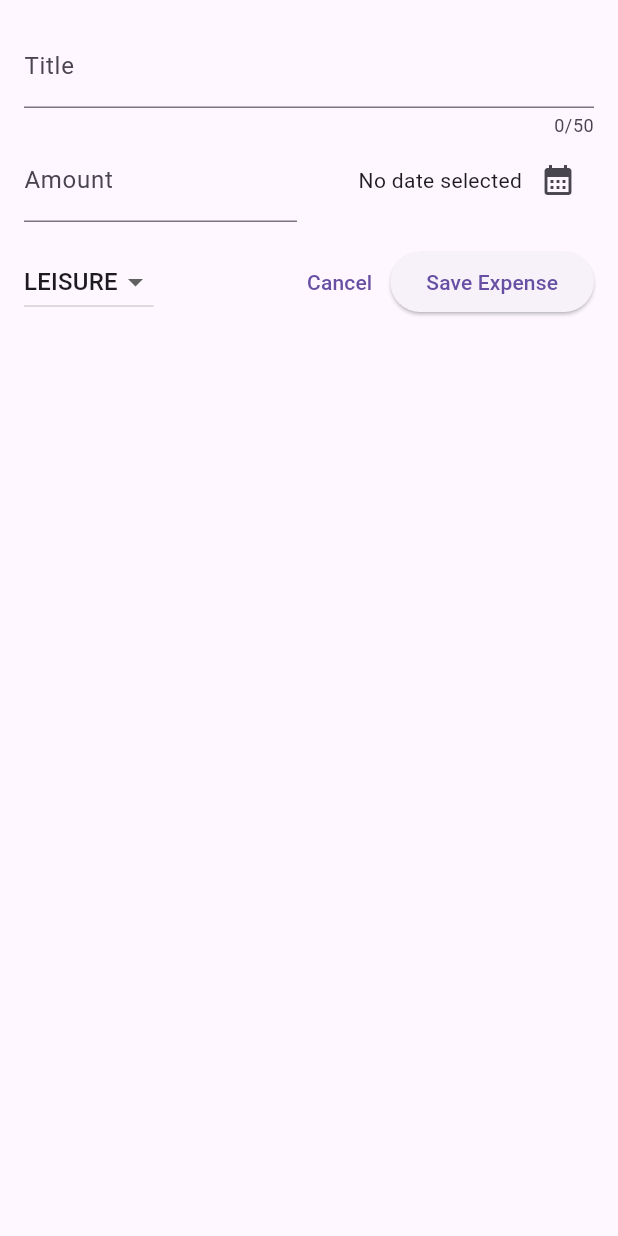
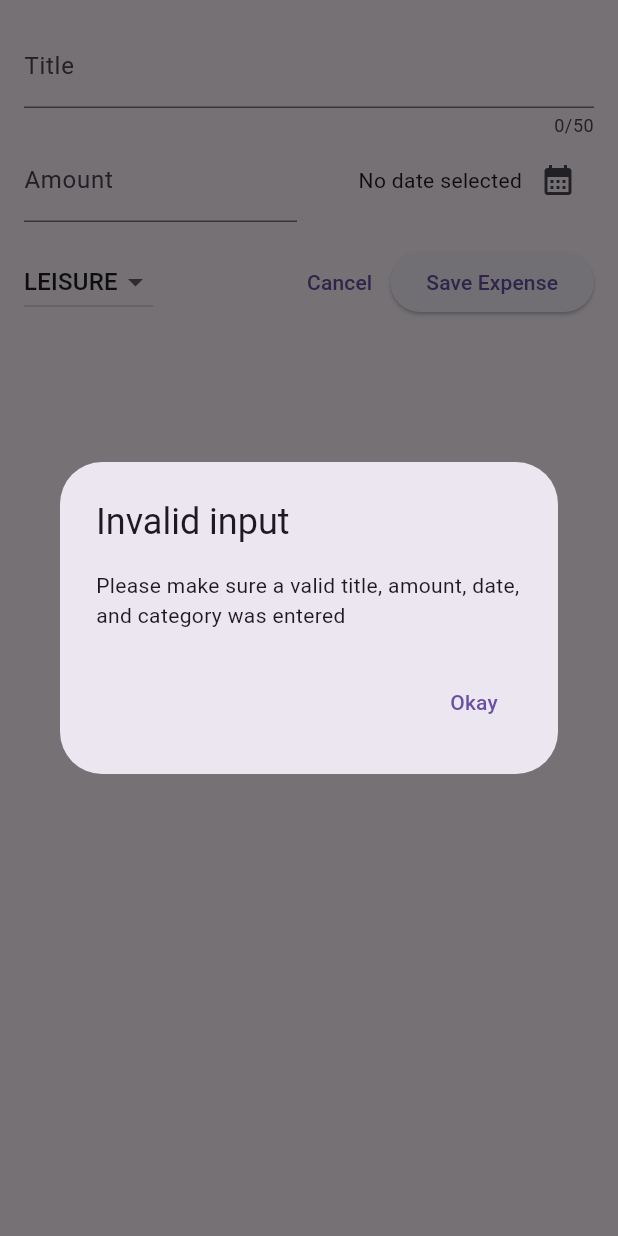
Before and after one commit to Seth-Browning/Web-App-Development-App-3, a Flutter app: the NewExpense widget shown alone on an empty page, opened directly, after a tap on "Save Expense", on a phone screen of 412 x 824 dp. Run offline on Flutter 3.47's test engine with Material 3 defaults, Android fonts, the phone set to English and light mode, and no system bars.

Commit message:
Error dialogue appears if data is invalid.

```diff
--- a/lib/widgets/new_expense.dart
+++ b/lib/widgets/new_expense.dart
@@ -48,8 +48,23 @@ class _NewExpenseState extends State<NewExpense> {
     final enteredAmount = double.tryParse(_amountController.text);
     final amountIsInvalid = enteredAmount == null || enteredAmount <= 0;
 
-    if (_titleController.text.trim().isEmpty || amountIsInvalid || _selectedDate == null) {
+    if (_titleController.text.trim().isEmpty ||
+        amountIsInvalid ||
+        _selectedDate == null) {
       // show error message
+      showDialog(context: context, builder: (ctx) => AlertDialog(
+        title: Text('Invalid input'),
+        content: Text('Please make sure a valid title, amount, date, and category was entered'),
+        actions: [
+          TextButton(
+            onPressed: () {
+              Navigator.pop(ctx);
+            },
+            child: Text('Okay')
+          )
+        ]
+      ));
+      return;
     }
   }
 
```
